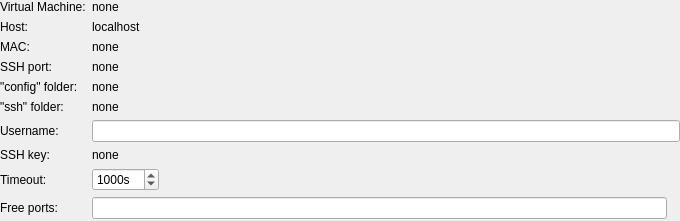
First picture: the form in src/plugins/mer/meremulatordevicewidget.ui, repository sailfishos/sailfish-qtcreator, before the edit.
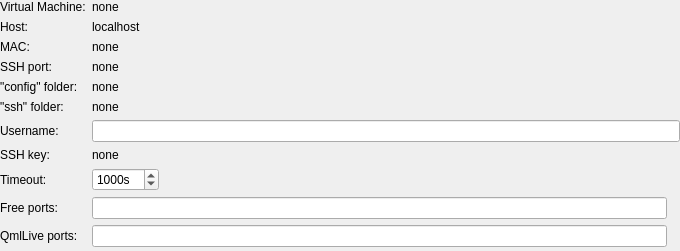
Second picture: the form after the edit.

Commit message: Mer: Automatically add/remove QmlLive hosts for Mer devices

Patch:
```diff
--- a/src/plugins/mer/meremulatordevicewidget.ui
+++ b/src/plugins/mer/meremulatordevicewidget.ui
@@ -7,7 +7,7 @@
     <x>0</x>
     <y>0</y>
     <width>680</width>
-    <height>221</height>
+    <height>251</height>
    </rect>
   </property>
   <property name="windowTitle">
@@ -252,6 +252,37 @@
      </item>
     </layout>
    </item>
+   <item row="10" column="0">
+    <widget class="QLabel" name="qmlLivePortsLabel">
+     <property name="text">
+      <string>QmlLive ports:</string>
+     </property>
+    </widget>
+   </item>
+   <item row="10" column="1">
+    <layout class="QHBoxLayout" name="horizontalLayout">
+     <item>
+      <widget class="QLineEdit" name="qmlLivePortsLineEdit">
+       <property name="toolTip">
+        <string>You can enter lists and ranges like this: 1024,1026-1028,1030</string>
+       </property>
+      </widget>
+     </item>
+     <item>
+      <widget class="QLabel" name="qmlLivePortsWarningLabel">
+       <property name="sizePolicy">
+        <sizepolicy hsizetype="Preferred" vsizetype="Preferred">
+         <horstretch>0</horstretch>
+         <verstretch>0</verstretch>
+        </sizepolicy>
+       </property>
+       <property name="text">
+        <string/>
+       </property>
+      </widget>
+     </item>
+    </layout>
+   </item>
   </layout>
   <zorder>userLineEdit</zorder>
   <zorder>userNameLabel</zorder>
```
Left out of the diff: 2 changed lines with no effect on the pictures. The commit also changes 14 other files.
